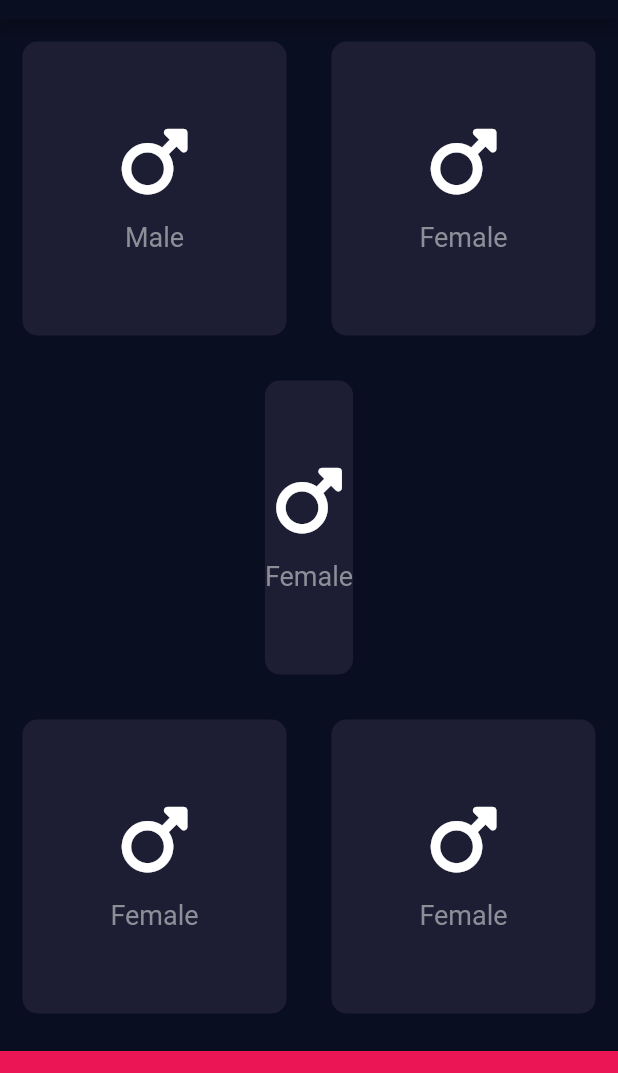
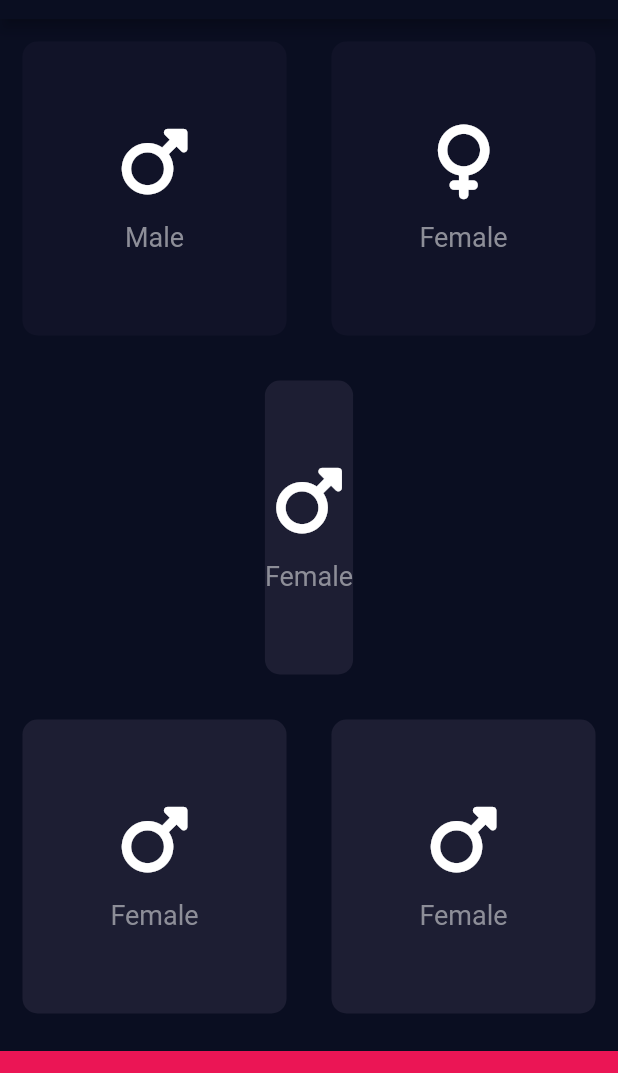
Before and after one commit to Okashe/bmi_calculator, a Flutter app: the screen it shows after launch, on a phone screen of 412 x 824 dp, the part 65-1138 px from its top. Run offline on Flutter 3.47's test engine with Material 2 defaults, Android fonts, the phone set to English and light mode, and no system bars; our stand-ins replace font_awesome_flutter.

Commit message:
updateColor method added

```diff
--- a/lib/input_page.dart
+++ b/lib/input_page.dart
@@ -4,7 +4,8 @@ import 'package:font_awesome_flutter/font_awesome_flutter.dart';
 import 'reusable_card_content.dart';
 
 const bottomContainerHeight = 80.0;
-const cardColor = Color(0xff1d1e33);
+const activeCardColor = Color(0xff1d1e33);
+const inactiveCardColor = Color(0xff111328);
 const bottomContainerColor = Color(0xffeb1555);
 
 class InputPage extends StatefulWidget {
@@ -15,6 +16,29 @@ class InputPage extends StatefulWidget {
 }
 
 class _InputPageState extends State<InputPage> {
+  Color maleCardColor = inactiveCardColor;
+  Color femaleCardColor = inactiveCardColor;
+
+  void updateColor(int gender) {
+    //male card pressed
+    if (gender == 1) {
+      if (maleCardColor == inactiveCardColor) {
+        maleCardColor = activeCardColor;
+        femaleCardColor = inactiveCardColor;
+      } else {
+        maleCardColor = inactiveCardColor;
+      }
+    }
+    if (gender == 2) {
+      if (femaleCardColor == inactiveCardColor) {
+        femaleCardColor = activeCardColor;
+        maleCardColor = inactiveCardColor;
+      } else {
+        femaleCardColor = inactiveCardColor;
+      }
+    }
+  }
+
   @override
   Widget build(BuildContext context) {
     return Scaffold(
@@ -27,22 +51,36 @@ class _InputPageState extends State<InputPage> {
         children: <Widget>[
           Expanded(
             child: Row(
-              children: const <Widget>[
+              children: <Widget>[
                 Expanded(
-                  child: ReusableCard(
-                    colour: cardColor,
-                    cardChild: ReusableCardContent(
-                      cardIcon: FontAwesomeIcons.mars,
-                      label: 'Male',
+                  child: GestureDetector(
+                    onTap: () {
+                      setState(() {
+                        updateColor(1);
+                      });
+                    },
+                    child: ReusableCard(
+                      colour: maleCardColor,
+                      cardChild: const ReusableCardContent(
+                        cardIcon: FontAwesomeIcons.mars,
+                        label: 'Male',
+                      ),
                     ),
                   ),
                 ),
                 Expanded(
-                  child: ReusableCard(
-                    colour: cardColor,
-                    cardChild: ReusableCardContent(
-                      cardIcon: FontAwesomeIcons.mars,
-                      label: 'Female',
+                  child: GestureDetector(
+                    onTap: () {
+                      setState(() {
+                        updateColor(2);
+                      });
+                    },
+                    child: ReusableCard(
+                      colour: femaleCardColor,
+                      cardChild: const ReusableCardContent(
+                        cardIcon: FontAwesomeIcons.venus,
+                        label: 'Female',
+                      ),
                     ),
                   ),
                 )
@@ -51,7 +89,7 @@ class _InputPageState extends State<InputPage> {
           ),
           const Expanded(
             child: ReusableCard(
-              colour: cardColor,
+              colour: activeCardColor,
               cardChild: ReusableCardContent(
                 cardIcon: FontAwesomeIcons.mars,
                 label: 'Female',
@@ -63,7 +101,7 @@ class _InputPageState extends State<InputPage> {
               children: const <Widget>[
                 Expanded(
                   child: ReusableCard(
-                    colour: cardColor,
+                    colour: activeCardColor,
                     cardChild: ReusableCardContent(
                       cardIcon: FontAwesomeIcons.mars,
                       label: 'Female',
@@ -72,7 +110,7 @@ class _InputPageState extends State<InputPage> {
                 ),
                 Expanded(
                   child: ReusableCard(
-                    colour: cardColor,
+                    colour: activeCardColor,
                     cardChild: ReusableCardContent(
                       cardIcon: FontAwesomeIcons.mars,
                       label: 'Female',
```
